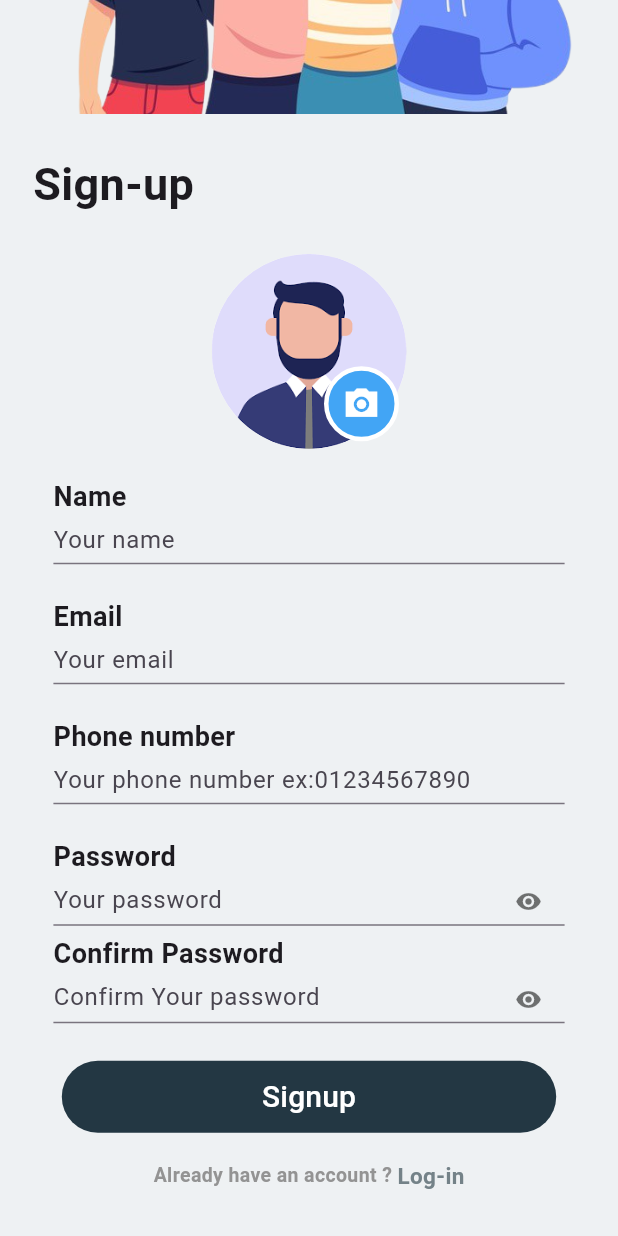
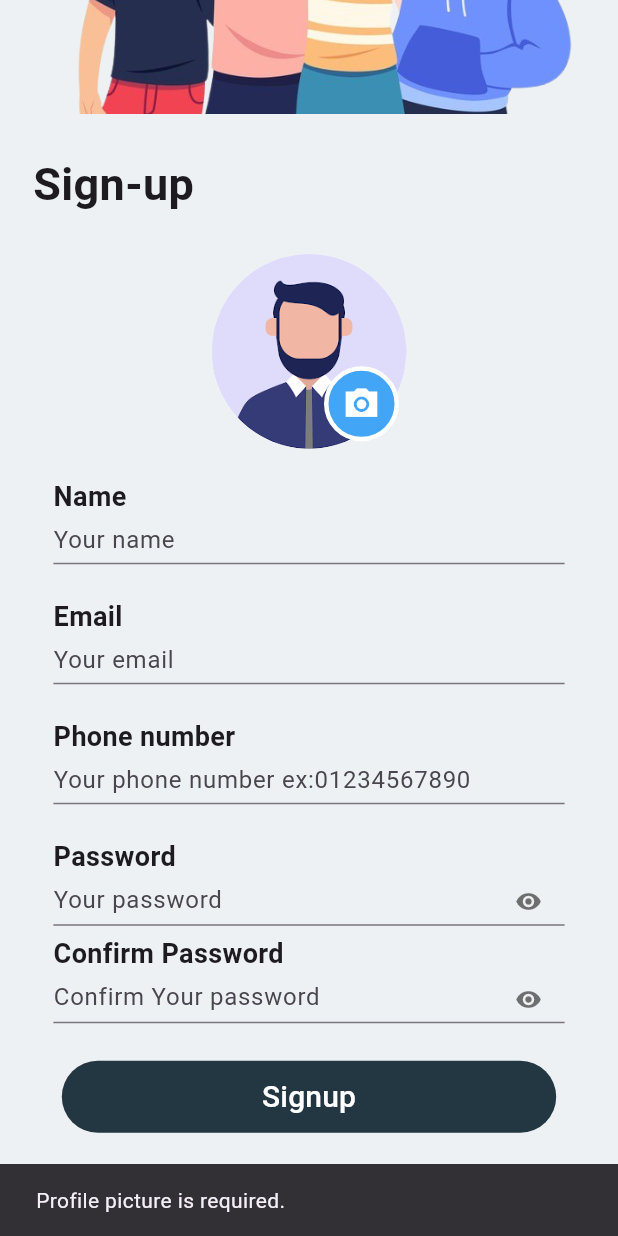
Before and after one commit to PhilopaterNabil/News-App_Advanced_Version, a Flutter app: the SignUpScreen screen opened directly, scrolled down 171 dp, after a tap on "Signup", on a phone screen of 412 x 824 dp. Run offline on Flutter 3.47's test engine with Material 3 defaults, Android fonts, the phone set to English and light mode, and no system bars; our stand-ins replace dio, flutter_bloc, image_picker, jwt_decoder, shared_preferences; accounts and stored records are empty; Roboto replaces fonts that are missing (NotoSerif).

Commit message:
add SignUp

```diff
--- /dev/null
+++ b/lib/core/functions/upload_image_to_api.dart
@@ -0,0 +1,7 @@
+import 'package:dio/dio.dart';
+import 'package:image_picker/image_picker.dart';
+
+Future uploadImageToAPI(XFile image) async {
+  return MultipartFile.fromFile(image.path,
+      filename: image.path.split('/').last);
+}
--- a/lib/cubit/user_cubit.dart
+++ b/lib/cubit/user_cubit.dart
@@ -10,7 +10,9 @@ import 'package:sin_api/cache/cach_helper.dart';
 import 'package:sin_api/core/Api/api_consumer.dart';
 import 'package:sin_api/core/Api/end_point.dart';
 import 'package:sin_api/core/Error/exceptions.dart';
+import 'package:sin_api/core/functions/upload_image_to_api.dart';
 import 'package:sin_api/cubit/user_state.dart';
+import 'package:sin_api/models/sign_up_model.dart';
 import 'package:sin_api/models/signin_model.dart';
 
 class UserCubit extends Cubit<UserState> {
@@ -39,6 +41,39 @@ class UserCubit extends Cubit<UserState> {
 
   SignInModel? user;
 
+  uploadProFilePic(XFile image) {
+    profilePic = image;
+    emit(UploadProfilePic());
+  }
+
+  SignUp() async {
+    try {
+      if (profilePic == null) {
+        emit(SignUpFailure(errMessage: 'Profile picture is required.'));
+        return;
+      }
+      emit(SignUpLoading());
+      final response = await api.post(
+        EndPoint.signUp,
+        isFromData: true,
+        data: {
+          ApiKey.name: signUpName.text,
+          ApiKey.email: signUpEmail.text,
+          ApiKey.phone: signUpPhoneNumber.text,
+          ApiKey.password: signUpPassword.text,
+          ApiKey.confirmPassword: confirmPassword.text,
+          ApiKey.location:
+              '{"name":"methalfa","address":"meet halfa","coordinates":[30.1572709,31.224779]}',
+          ApiKey.profilePic: await uploadImageToAPI(profilePic!),
+        },
+      );
+      final signUpModel = SignUpModel.fromJson(response);
+      emit(SignUpSuccess(message: signUpModel.message));
+    } on ServerException catch (e) {
+      emit(SignUpFailure(errMessage: e.errModel.errorMessage));
+    }
+  }
+
   signIn() async {
     try {
       emit(SignInLoading());
@@ -50,7 +85,7 @@ class UserCubit extends Cubit<UserState> {
         },
       );
       user = SignInModel.fromJson(response);
-      final decodedToken = JwtDecoder.decode(user!.token);
+      final decodedToken = JwtDecoder.decode(user?.token ?? '');
       CacheHelper().saveData(key: ApiKey.token, value: user!.token);
       CacheHelper().saveData(key: ApiKey.id, value: decodedToken[ApiKey.id]);
       emit(SignInSuccess());
--- a/lib/models/SignUpModel.dart
+++ b/lib/models/sign_up_model.dart
@@ -1,3 +1,5 @@
+import 'package:sin_api/core/Api/end_point.dart';
+
 class SignUpModel {
   final String message;
 
@@ -5,7 +7,7 @@ class SignUpModel {
 
   factory SignUpModel.fromJson(Map<String, dynamic> json) {
     return SignUpModel(
-      message: json['message'],
+      message: json[ApiKey.message],
     );
   }
 
--- a/lib/widgets/Sign_UP_Widget/Sign_UPFiled.dart
+++ b/lib/widgets/Sign_UP_Widget/Sign_UPFiled.dart
@@ -86,7 +86,7 @@ class SignUpFiled extends StatelessWidget {
               CustomFormButton(
                 innerText: 'Signup',
                 onPressed: () {
-                  // context.read<UserCubit>().signUp();
+                  context.read<UserCubit>().SignUp();
                 },
               ),
             const SizedBox(height: 18),
--- a/lib/widgets/Sign_UP_Widget/pick_image_widget.dart
+++ b/lib/widgets/Sign_UP_Widget/pick_image_widget.dart
@@ -1,7 +1,39 @@
+import 'dart:io';
+
 import 'package:flutter/material.dart';
+import 'package:flutter_bloc/flutter_bloc.dart';
+import 'package:image_picker/image_picker.dart';
+import 'package:sin_api/cubit/user_cubit.dart';
+import 'package:sin_api/cubit/user_state.dart';
 
 class PickImageWidget extends StatelessWidget {
   const PickImageWidget({
+    super.key,
+  });
+
+  @override
+  Widget build(BuildContext context) {
+    return BlocConsumer<UserCubit, UserState>(
+      listener: (context, state) {
+        if (state is UploadProfilePic) {}
+      },
+      builder: (context, state) {
+        if (context.read<UserCubit>().profilePic == null) {
+          return DefiletImage();
+        } else {
+          return CircleAvatar(
+            radius: 50,
+            backgroundImage: FileImage(
+                File(context.read<UserCubit>().profilePic?.path ?? '')),
+          );
+        }
+      },
+    );
+  }
+}
+
+class DefiletImage extends StatelessWidget {
+  const DefiletImage({
     super.key,
   });
 
@@ -28,10 +60,19 @@ class PickImageWidget extends StatelessWidget {
                     border: Border.all(color: Colors.white, width: 3),
                     borderRadius: BorderRadius.circular(25),
                   ),
-                  child: const Icon(
-                    Icons.camera_alt_sharp,
-                    color: Colors.white,
-                    size: 25,
+                  child: InkWell(
+                    onTap: () {
+                      ImagePicker()
+                          .pickImage(source: ImageSource.gallery)
+                          .then((value) {
+                        context.read<UserCubit>().uploadProFilePic(value!);
+                      });
+                    },
+                    child: const Icon(
+                      Icons.camera_alt_sharp,
+                      color: Colors.white,
+                      size: 25,
+                    ),
                   ),
                 ),
               ),
```
